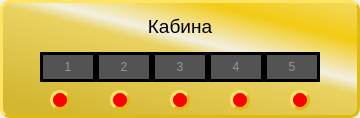
ZalmanHack/Elevator, file interfaces/digitalTable.ui: the form before one commit.
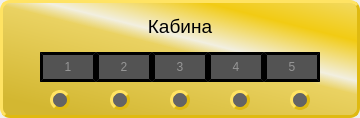
The form after the commit. Icons and pictures are not drawn.

Patch:
```diff
--- a/interfaces/digitalTable.ui
+++ b/interfaces/digitalTable.ui
@@ -398,7 +398,7 @@
            </property>
            <property name="styleSheet">
             <string notr="true">QPushButton {
-	background-color: rgb(255, 0, 0);
+	background-color: rgb(100, 100, 100);
 	border-style: outset;
 	border-radius: 10px;
 	border-width: 3px;
@@ -443,7 +443,7 @@
            </property>
            <property name="styleSheet">
             <string notr="true">QPushButton {
-	background-color: rgb(255, 0, 0);
+	background-color: rgb(100, 100, 100);
 	border-style: outset;
 	border-radius: 10px;
 	border-width: 3px;
@@ -488,7 +488,7 @@
            </property>
            <property name="styleSheet">
             <string notr="true">QPushButton {
-	background-color: rgb(255, 0, 0);
+	background-color: rgb(100, 100, 100);
 	border-style: outset;
 	border-radius: 10px;
 	border-width: 3px;
@@ -533,7 +533,7 @@
            </property>
            <property name="styleSheet">
             <string notr="true">QPushButton {
-	background-color: rgb(255, 0, 0);
+	background-color: rgb(100, 100, 100);
 	border-style: outset;
 	border-radius: 10px;
 	border-width: 3px;
@@ -578,7 +578,7 @@
            </property>
            <property name="styleSheet">
             <string notr="true">QPushButton {
-	background-color: rgb(255, 0, 0);
+	background-color: rgb(100, 100, 100);
 	border-style: outset;
 	border-radius: 10px;
 	border-width: 3px;
```
Left out of the diff: 10 changed lines with no effect on the pictures.
